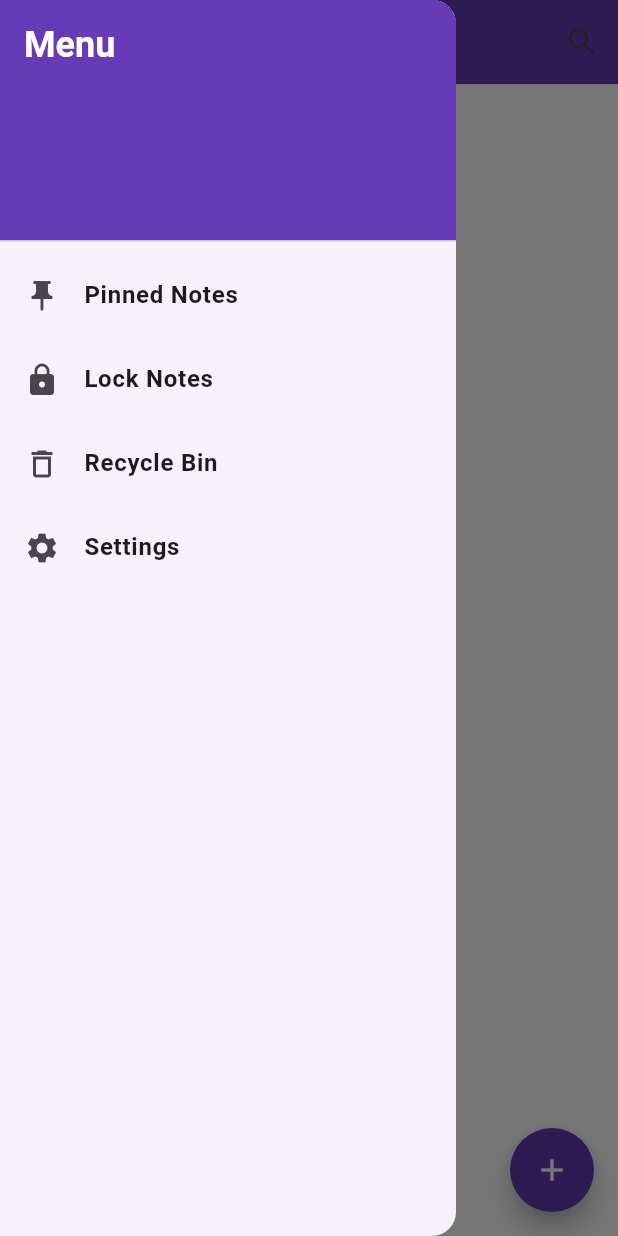
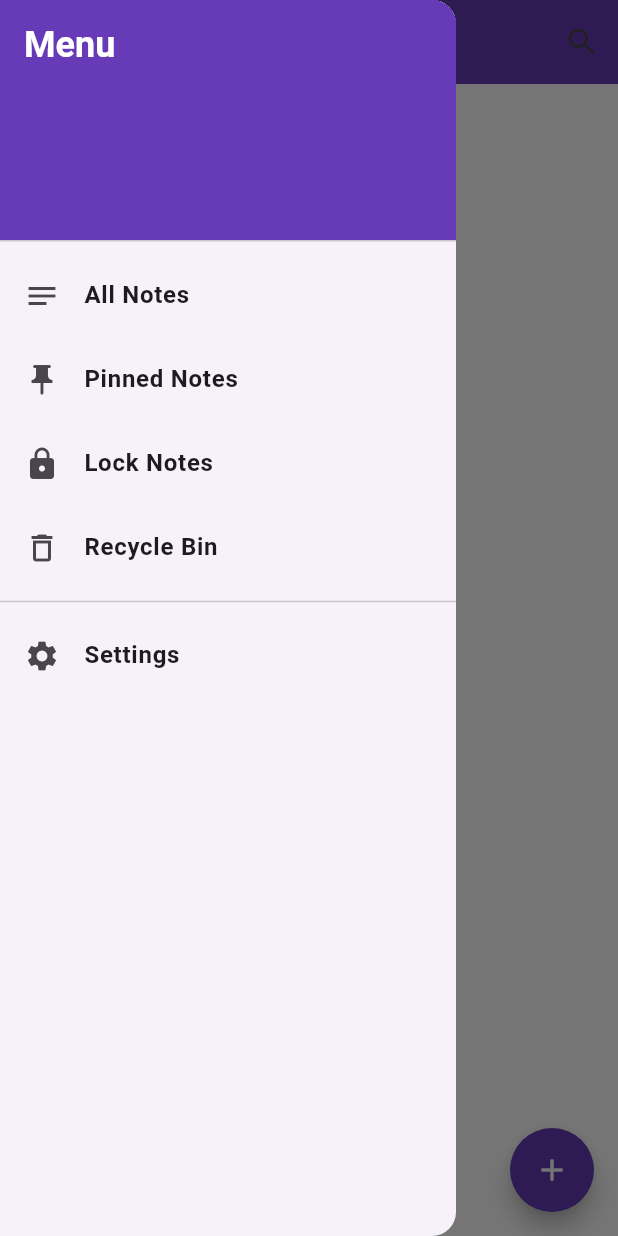
Before and after one commit to LuciferBloodFalen/notes_app, a Flutter app: the screen it shows after launch, with the side drawer open, on a phone screen of 412 x 824 dp. Run offline on Flutter 3.47's test engine with Material 3 defaults, Android fonts, the light colour scheme and no system bars.

Commit message:
Customized sidebar(drawer)

```diff
--- /dev/null
+++ b/lib/app_drawer.dart
@@ -0,0 +1,92 @@
+import 'package:flutter/material.dart';
+
+class AppDrawer extends StatelessWidget {
+  final VoidCallback? onPinnedNotes;
+  final VoidCallback? onLockedNotes;
+  final VoidCallback? onRecycleBin;
+  final VoidCallback? onSettings;
+
+  const AppDrawer({
+    super.key,
+    this.onPinnedNotes,
+    this.onLockedNotes,
+    this.onRecycleBin,
+    this.onSettings,
+  });
+
+  @override
+  Widget build(BuildContext context) {
+    return Drawer(
+      child: ListView(
+        children: [
+          const DrawerHeader(
+            decoration: BoxDecoration(color: Colors.deepPurple),
+            child: DefaultTextStyle(
+              style: TextStyle(
+                fontWeight: FontWeight.bold,
+                fontSize: 24,
+                color: Colors.white,
+              ),
+              child: Text('Menu'),
+            ),
+          ),
+          ListTile(
+            leading: const Icon(Icons.notes),
+            title: const Text(
+              'All Notes',
+              style: TextStyle(fontWeight: FontWeight.bold),
+            ),
+            onTap: () {
+              Navigator.popUntil(context, (route) => route.isFirst);
+            },
+          ),
+          ListTile(
+            leading: const Icon(Icons.push_pin),
+            title: const Text(
+              'Pinned Notes',
+              style: TextStyle(fontWeight: FontWeight.bold),
+            ),
+            onTap: () {
+              Navigator.pop(context);
+              onPinnedNotes?.call();
+            },
+          ),
+          ListTile(
+            leading: const Icon(Icons.lock),
+            title: const Text(
+              'Lock Notes',
+              style: TextStyle(fontWeight: FontWeight.bold),
+            ),
+            onTap: () {
+              Navigator.pop(context);
+              onLockedNotes?.call();
+            },
+          ),
+          ListTile(
+            leading: const Icon(Icons.delete_outline),
+            title: const Text(
+              'Recycle Bin',
+              style: TextStyle(fontWeight: FontWeight.bold),
+            ),
+            onTap: () {
+              Navigator.pop(context);
+              onRecycleBin?.call();
+            },
+          ),
+          const Divider(),
+          ListTile(
+            leading: const Icon(Icons.settings),
+            title: const Text(
+              'Settings',
+              style: TextStyle(fontWeight: FontWeight.bold),
+            ),
+            onTap: () {
+              Navigator.pop(context);
+              onSettings?.call();
+            },
+          ),
+        ],
+      ),
+    );
+  }
+}
```
Also changed, not shown: lib/locked_notes_screen.dart (+13 -0 lines), lib/main.dart (+56 -84 lines), lib/note_edit_screen.dart (+13 -0 lines), lib/pinned_notes_screen.dart (+13 -0 lines), lib/recycle_bin_screen.dart (+13 -1 lines), lib/search_screen.dart (+13 -3 lines), lib/settings_screen.dart (+17 -1 lines).
